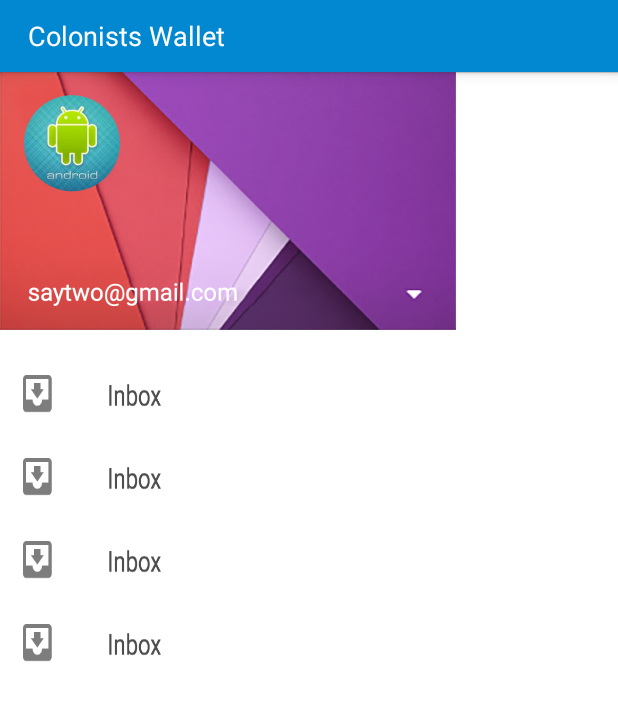
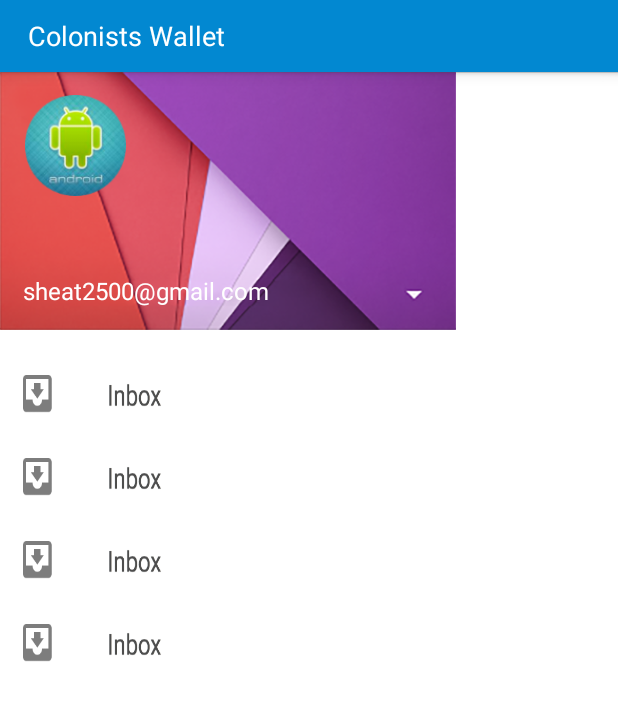
Before and after one commit to sheat2500/ColonistsWallet, an Android app: the layout slidingmenu.xml on its own in the app's theme, with its tools: preview values and no code run, on a phone screen of 412 x 824 dp. Shown: the top 701 px of the screen. Run offline under Robolectric (Android 15) with nearby library versions, the phone set to English and light mode, and no system bars.

Commit message:
sliding menu button onclick

```diff
--- a/src/main/java/com/lesmtech/colonistswallet/Activity/MainActivity.java
+++ b/src/main/java/com/lesmtech/colonistswallet/Activity/MainActivity.java
@@ -414,4 +414,18 @@
         Toast.makeText(getApplicationContext(), content, Toast.LENGTH_SHORT).show();
     }
 
+    // SlidingMenu Button Onclick
+    public void showDashBoard(View v){
+        showThisFragment(DASHBOARDFRAGMENT);
+        mActionBar.setTitle("DashBoard");
+        mSlidingMenu.toggle();
+    }
+
+    public void showRecords(View v){
+        showThisFragment(RECORDFRAGMENT);
+        mActionBar.setTitle("Records");
+        mSlidingMenu.toggle();
+    }
+
+    // Add new onclick methods if new item added in the sliding menu
 }
--- a/src/main/res/layout/slidingmenu.xml
+++ b/src/main/res/layout/slidingmenu.xml
@@ -5,16 +5,37 @@
     android:layout_height="match_parent"
     android:background="@android:color/white">
 
-    <ImageView
+    <RelativeLayout
         android:layout_width="304dp"
         android:layout_height="172dp"
-        android:background="@drawable/profile" />
+        android:background="@drawable/profile">
+
+        <ImageView
+            android:layout_width="70dp"
+            android:layout_height="67dp"
+            android:layout_marginLeft="15dp"
+            android:layout_marginTop="15dp"
+            android:src="@drawable/selfie"/>
+
+        <TextView
+            android:layout_width="wrap_content"
+            android:layout_height="wrap_content"
+            android:id="@+id/username"
+            android:textColor="@color/icons"
+            android:text="sheat2500@gmail.com"
+            android:layout_alignParentBottom="true"
+            android:layout_marginBottom="15dp"
+            android:textSize="16dp"
+            android:layout_marginLeft="15dp" />
+
+    </RelativeLayout>
 
     <Button
         android:layout_height="25dp"
         android:layout_width="93dp"
         android:background="@drawable/inbox"
         android:id="@+id/dashboard"
+        android:onClick="showDashBoard"
         android:layout_marginLeft="@dimen/slidingmenu_button_margin_left"
         android:layout_marginTop="@dimen/slidingmenu_button_margin_top" />
 
@@ -22,6 +43,7 @@
         android:layout_height="25dp"
         android:layout_width="93dp"
         android:id="@+id/records"
+        android:onClick="showRecords"
         android:background="@drawable/inbox"
         android:layout_marginLeft="@dimen/slidingmenu_button_margin_left"
         android:layout_marginTop="@dimen/slidingmenu_button_margin_top" />
```
Also changed, not shown: src/main/res/drawable-xhdpi/profile.png, src/main/res/drawable-xhdpi/selfie.png (added).
